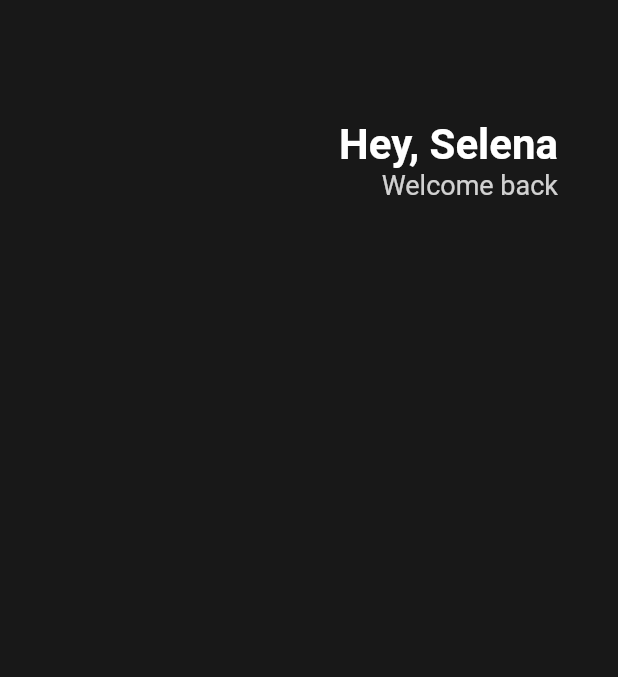
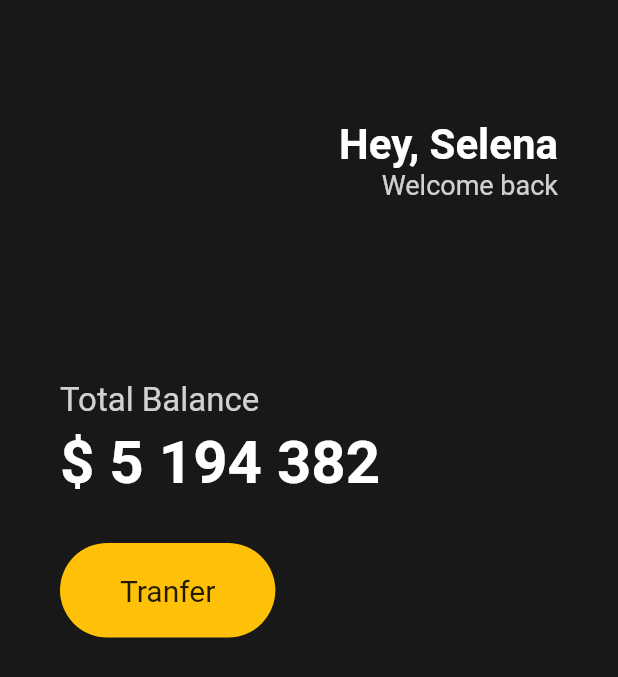
Before and after one commit to neo-rooney/nomadcoders_flutter_hello-flutter, a Flutter app: the screen it shows after launch, on a phone screen of 412 x 824 dp. Shown: the top 677 px of the screen. Run offline on Flutter 3.47's test engine with Material 2 defaults, Android fonts, the phone set to English and light mode, and no system bars.

Commit message:
Feat: 3.2 Button Section

```diff
--- a/lib/main.dart
+++ b/lib/main.dart
@@ -15,6 +15,7 @@ class App extends StatelessWidget {
             horizontal: 40,
           ),
           child: Column(
+            crossAxisAlignment: CrossAxisAlignment.start,
             children: [
               SizedBox(
                 height: 80,
@@ -43,6 +44,50 @@ class App extends StatelessWidget {
                     ],
                   )
                 ],
+              ),
+              SizedBox(
+                height: 120,
+              ),
+              Text(
+                "Total Balance",
+                style: TextStyle(
+                  fontSize: 22,
+                  color: Colors.white.withOpacity(0.8),
+                ),
+              ),
+              SizedBox(
+                height: 5,
+              ),
+              Text(
+                "\$ 5 194 382",
+                style: TextStyle(
+                  fontSize: 40,
+                  fontWeight: FontWeight.w700,
+                  color: Colors.white,
+                ),
+              ),
+              SizedBox(
+                height: 30,
+              ),
+              Row(
+                children: [
+                  Container(
+                      decoration: BoxDecoration(
+                          color: Colors.amber,
+                          borderRadius: BorderRadius.circular(45)),
+                      child: Padding(
+                        padding: EdgeInsets.symmetric(
+                          vertical: 20,
+                          horizontal: 40,
+                        ),
+                        child: Text(
+                          "Tranfer",
+                          style: TextStyle(
+                            fontSize: 20,
+                          ),
+                        ),
+                      ))
+                ],
               )
             ],
           ),
```
